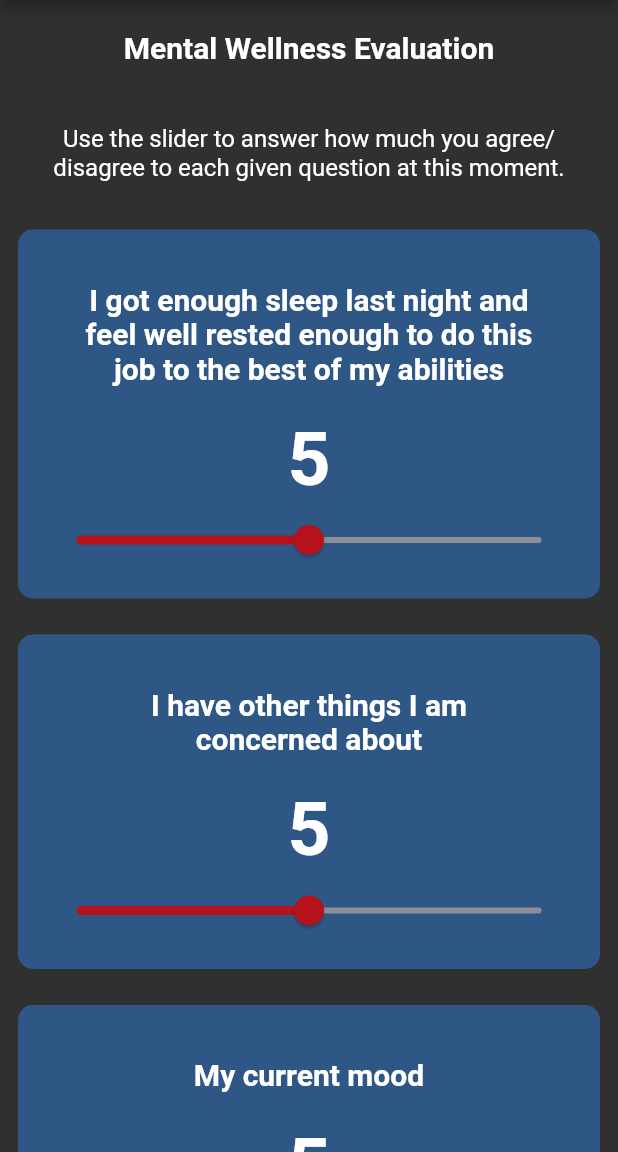
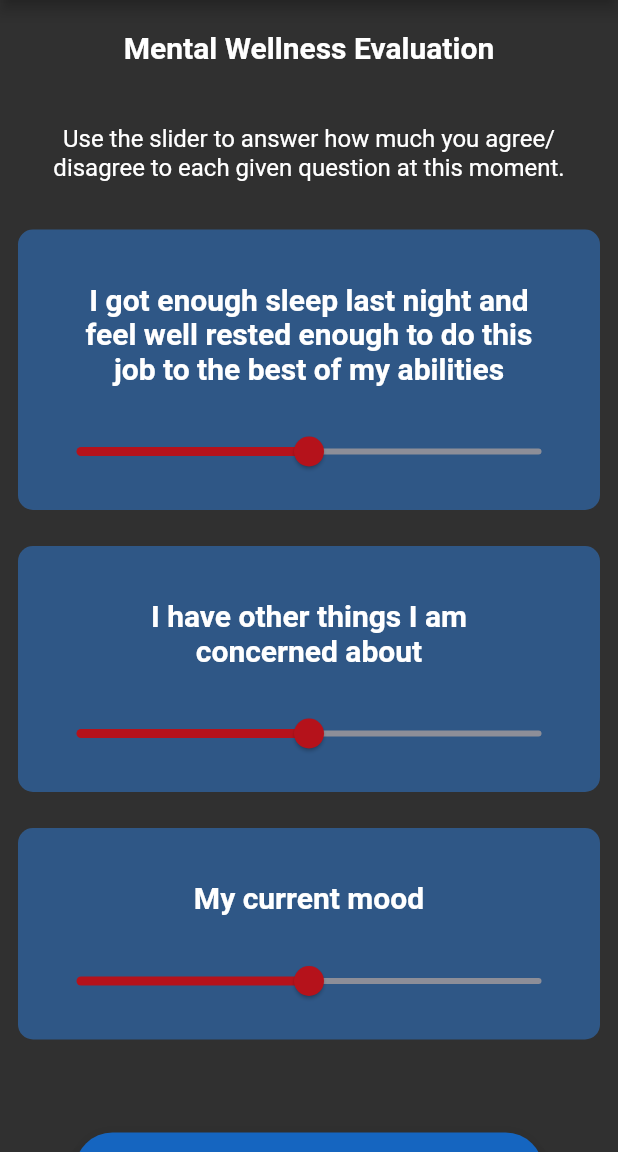
Before and after one commit to rjblee/risk-assessment-flutter, a Flutter app: the MentalWellnessQuestionnaire screen opened directly, on a phone screen of 412 x 824 dp, the part 84-1236 px from its top. Run offline on Flutter 3.47's test engine with Material 2 defaults, Android fonts, the phone set to English and light mode, and no system bars; our stand-ins replace flutter_spinkit, multi_select_flutter, webview_flutter.

Commit message:
Delete slider value display

```diff
--- a/lib/slider_card.dart
+++ b/lib/slider_card.dart
@@ -32,10 +32,10 @@ class _SliderCardState extends State<SliderCard> {
             // SizedBox(
             //   height: 4,
             // ),
-            Text(
-              widget.sliderValue.toString(),
-              style: kSliderNumberStyle,
-            ),
+            // Text(
+            //   widget.sliderValue.toString(),
+            //   style: kSliderNumberStyle,
+            // ),
             Slider(
               value: widget.sliderValue.toDouble(),
               min: 0,
```
